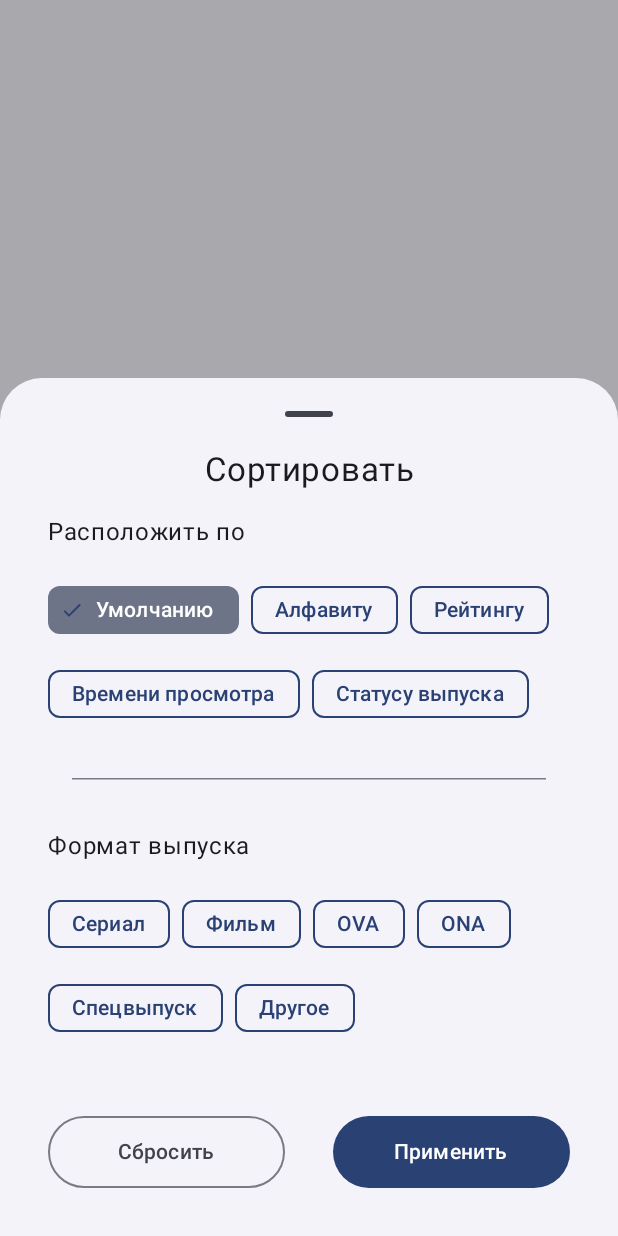
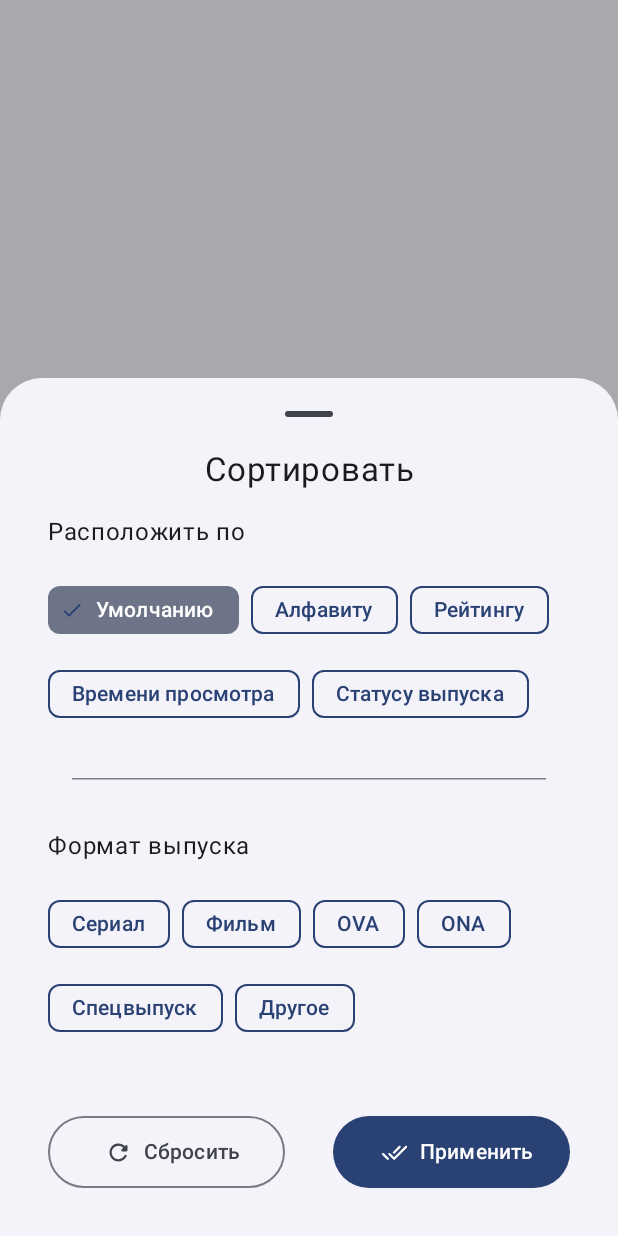
Before and after one commit to urFate/shirabox-app, an Android app built with Jetpack Compose: the composable SortingSheetScreen shown on its own in the app's theme, after a tap on an icon or button, on a phone screen of 412 x 824 dp. Run offline under Robolectric (Android 15) with nearby library versions, the phone set to English and light mode, and no system bars; our stand-ins replace Dagger/Hilt's generated code, Room's generated code; 3 statements that could not run were skipped.

Commit message:
feat(Favourites): icons on sorting buttons

```diff
--- a/app/src/main/java/org/shirabox/app/ui/screen/favourites/FavouritesScreen.kt
+++ b/app/src/main/java/org/shirabox/app/ui/screen/favourites/FavouritesScreen.kt
@@ -20,7 +20,9 @@ import androidx.compose.foundation.rememberScrollState
 import androidx.compose.foundation.verticalScroll
 import androidx.compose.material.icons.Icons
 import androidx.compose.material.icons.rounded.Done
+import androidx.compose.material.icons.rounded.DoneAll
 import androidx.compose.material.icons.rounded.FilterList
+import androidx.compose.material.icons.rounded.Refresh
 import androidx.compose.material3.BottomSheetDefaults
 import androidx.compose.material3.Button
 import androidx.compose.material3.ExperimentalMaterial3Api
@@ -294,6 +296,7 @@ fun SortingSheetScreen(
                         model.selectedKind.value = null
                     },
                 ) {
+                    Icon(modifier = Modifier.size(34.dp).padding(8.dp, 0.dp), imageVector = Icons.Rounded.Refresh, contentDescription = "Reset")
                     Text(text = stringResource(id = R.string.reset))
                 }
 
@@ -309,6 +312,7 @@ fun SortingSheetScreen(
                         }
                     }
                 ) {
+                    Icon(modifier = Modifier.size(34.dp).padding(8.dp, 0.dp), imageVector = Icons.Rounded.DoneAll, contentDescription = "Apply")
                     Text(text = stringResource(id = R.string.apply))
                 }
             }
```
